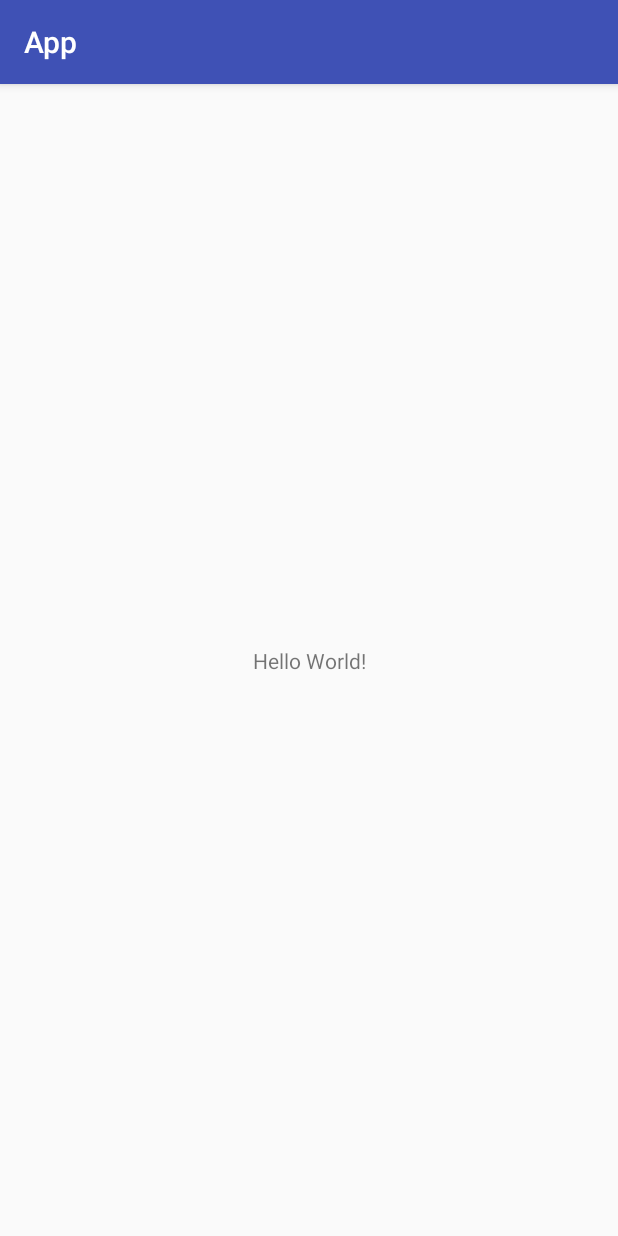
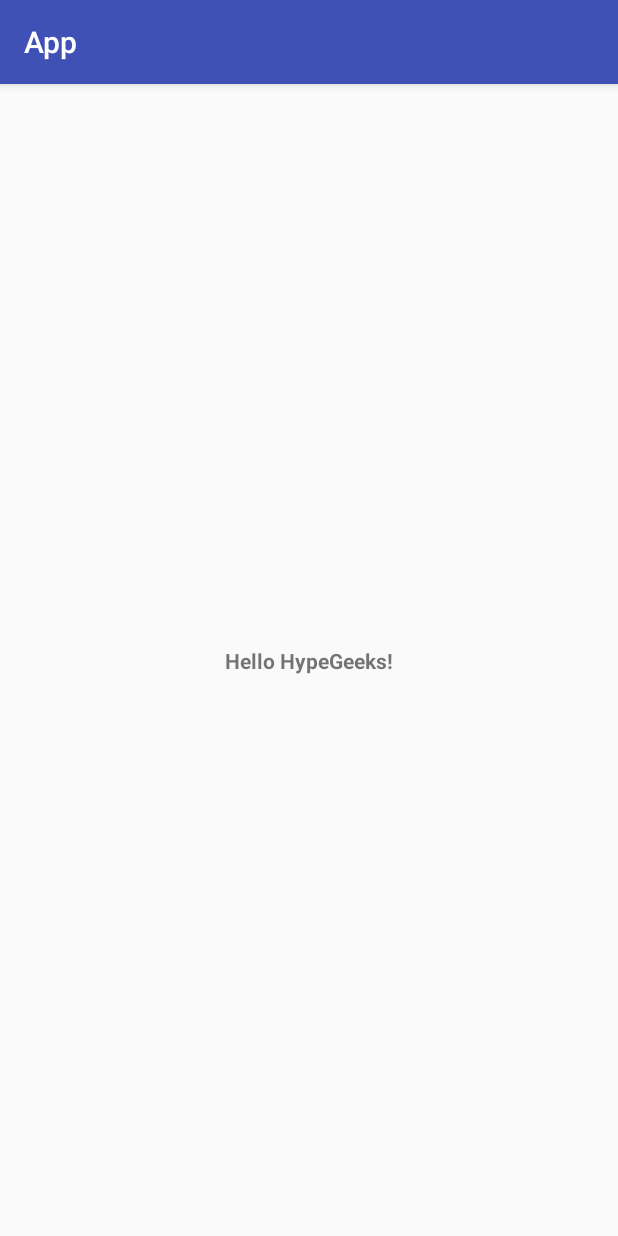
Before and after one commit to adrorodri/programacion3-hypegeeks, an Android app: the screen it shows after launch (MainActivity), on a phone screen of 412 x 824 dp. Run offline under Robolectric (Android 15) with nearby library versions, the phone set to English and light mode, and no system bars.

Commit message:
Text Style changed

```diff
--- a/app/src/main/res/layout/activity_main.xml
+++ b/app/src/main/res/layout/activity_main.xml
@@ -9,7 +9,8 @@
     <TextView
         android:layout_width="wrap_content"
         android:layout_height="wrap_content"
-        android:text="Hello World!"
+        android:text="Hello HypeGeeks!"
+        android:textStyle="bold"
         app:layout_constraintBottom_toBottomOf="parent"
         app:layout_constraintLeft_toLeftOf="parent"
         app:layout_constraintRight_toRightOf="parent"
```
